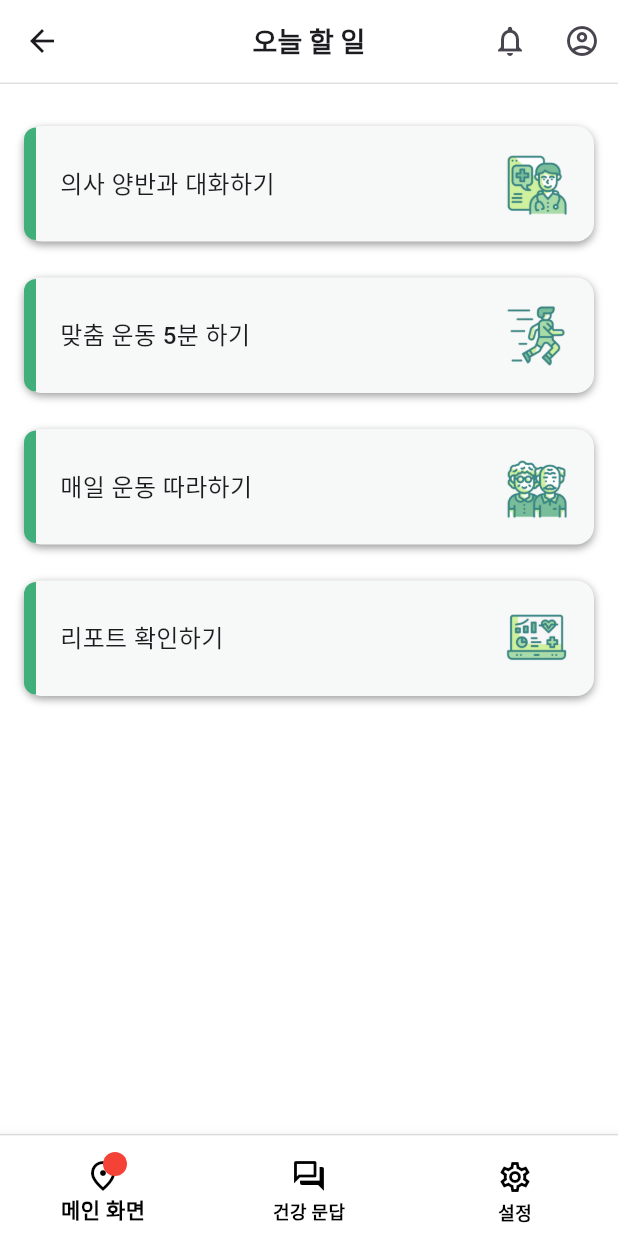
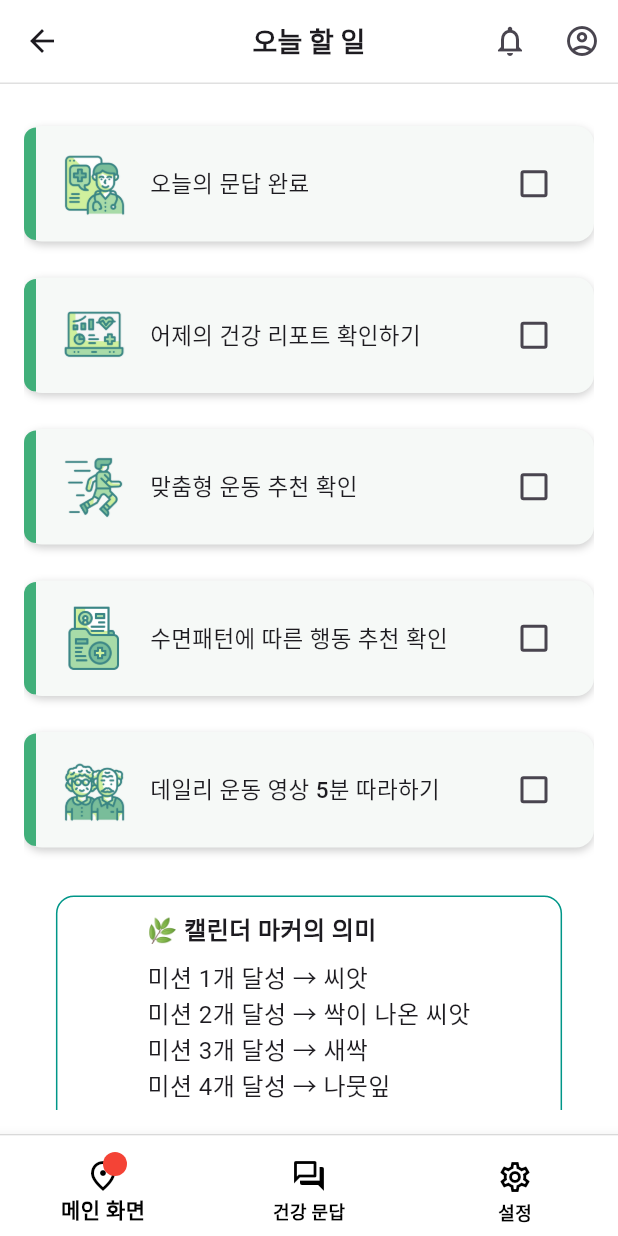
Before and after one commit to CapstonProduct/day_in_bloom_v1, a Flutter app: the screen it shows after launch, after a tap on an icon or button, on a phone screen of 412 x 824 dp. Run offline on Flutter 3.47's test engine with Material 3 defaults, Android fonts, the phone set to English and light mode, and no system bars; our stand-ins replace flutter_native_splash, go_router, table_calendar, youtube_player_flutter.

Commit message:
Fix: Add flower phase image on calendar & add checkbox and marker explanation in mission screen

```diff
--- a/lib/features/mission/screen/mission_screen.dart
+++ b/lib/features/mission/screen/mission_screen.dart
@@ -11,11 +11,14 @@ class MissionScreen extends StatelessWidget {
       appBar: CustomAppBar(title: '오늘 할 일'),
       body: Padding(
         padding: const EdgeInsets.all(16.0),
-        child: ListView(
+        child: SingleChildScrollView(
+          physics: const BouncingScrollPhysics(),
+          child: Column(
+            mainAxisSize: MainAxisSize.min,
             children: [
               _buildSettingOption(
                 context,
-              title: '의사 양반과 대화하기',
+                title: '오늘의 문답 완료',
                 imagePath: 'assets/mission_icon/doctor.png',
                 onTap: () {
                   context.go('/homeSetting/detail');
@@ -23,7 +26,15 @@ class MissionScreen extends StatelessWidget {
               ),
               _buildSettingOption(
                 context,
-              title: '맞춤 운동 5분 하기',
+                title: '어제의 건강 리포트 확인하기',
+                imagePath: 'assets/mission_icon/report.png',
+                onTap: () {
+                  context.go('/homeSetting/detail');
+                },
+              ),
+              _buildSettingOption(
+                context,
+                title: '맞춤형 운동 추천 확인',
                 imagePath: 'assets/mission_icon/runner.png',
                 onTap: () {
                   context.go('/homeSetting/detail');
@@ -31,21 +42,45 @@ class MissionScreen extends StatelessWidget {
               ),
               _buildSettingOption(
                 context,
-              title: '매일 운동 따라하기',
-              imagePath: 'assets/mission_icon/elderly.png',
+                title: '수면패턴에 따른 행동 추천 확인',
+                imagePath: 'assets/mission_icon/recommendation.png',
                 onTap: () {
                   context.go('/homeSetting/detail');
                 },
               ),
               _buildSettingOption(
                 context,
-              title: '리포트 확인하기',
-              imagePath: 'assets/mission_icon/report.png',
+                title: '데일리 운동 영상 5분 따라하기',
+                imagePath: 'assets/mission_icon/elderly.png',
                 onTap: () {
                   context.go('/homeSetting/detail');
                 },
               ),
+              const SizedBox(height: 20),
+              Container(
+                padding: const EdgeInsets.symmetric(horizontal: 60, vertical: 10),
+                decoration: BoxDecoration(
+                  color: Colors.white,
+                  border: Border.all(color: Colors.teal),
+                  borderRadius: BorderRadius.circular(12),
+                ),
+                child: Column(
+                  crossAxisAlignment: CrossAxisAlignment.start,
+                  children: [
+                    const Text(
+                      '🌿 캘린더 마커의 의미',
+                      style: TextStyle(fontSize: 16, fontWeight: FontWeight.bold),
+                    ),
+                    const SizedBox(height: 8),
+                    const Text(
+                      '미션 1개 달성 → 씨앗\n미션 2개 달성 → 싹이 나온 씨앗\n미션 3개 달성 → 새싹\n미션 4개 달성 → 나뭇잎\n미션 5개 달성 → 꽃',
+                      style: TextStyle(fontSize: 16),
+                    ),
                   ],
+                ),
+              ),
+            ],
+          ),
         ),
       ),
     );
@@ -57,16 +92,20 @@ class MissionScreen extends StatelessWidget {
     required String imagePath,
     required VoidCallback onTap,
   }) {
+    bool isChecked = false;
+
+    return StatefulBuilder(
+      builder: (context, setState) {
         return GestureDetector(
           onTap: onTap,
           child: Container(
             margin: const EdgeInsets.symmetric(vertical: 12),
             decoration: BoxDecoration(
-          color: Color(0xFFf6f9f7),
+              color: const Color(0xFFf6f9f7),
               borderRadius: BorderRadius.circular(12),
               boxShadow: [
                 BoxShadow(
-              color: Colors.grey,
+                  color: Colors.grey.withOpacity(0.5),
                   blurRadius: 4,
                   offset: const Offset(0, 2),
                 ),
@@ -78,7 +117,7 @@ class MissionScreen extends StatelessWidget {
                   width: 8,
                   height: 75,
                   decoration: BoxDecoration(
-                color: Color(0xFF41af7a),
+                    color: const Color(0xFF41af7a),
                     borderRadius: const BorderRadius.only(
                       topLeft: Radius.circular(12),
                       bottomLeft: Radius.circular(12),
@@ -87,26 +126,46 @@ class MissionScreen extends StatelessWidget {
                 ),
                 Expanded(
                   child: Padding(
-                padding: const EdgeInsets.symmetric(horizontal: 16, vertical: 16),
+                    padding: const EdgeInsets.symmetric(
+                        horizontal: 16, vertical: 16),
                     child: Row(
-                  mainAxisAlignment: MainAxisAlignment.spaceBetween,
                       children: [
-                    Text(
-                      title,
-                      style: TextStyle(fontSize: 16, fontWeight: FontWeight.w500),
-                    ),
                         Image.asset(
                           imagePath,
                           width: 45,
                           height: 45,
                         ),
-                  ],
+                        const SizedBox(width: 15),
+                        Expanded(
+                          child: Text(
+                            title,
+                            style: const TextStyle(
+                              fontSize: 15,
+                              fontWeight: FontWeight.w500,
                             ),
                           ),
                         ),
                       ],
                     ),
                   ),
+                ),
+                Padding(
+                  padding: const EdgeInsets.only(right: 16),
+                  child: Checkbox(
+                    value: isChecked,
+                    onChanged: (value) {
+                      setState(() {
+                        isChecked = value ?? false;
+                      });
+                    },
+                    activeColor: Colors.teal,
+                  ),
+                ),
+              ],
+            ),
+          ),
+        );
+      },
     );
   }
 }
--- a/lib/features/qna/screen/health_qna_screen.dart
+++ b/lib/features/qna/screen/health_qna_screen.dart
@@ -334,7 +334,7 @@ class _HealthQnaScreenState extends State<HealthQnaScreen> {
 
   void _showSubjectiveAnswerDialog() {
     TextEditingController controller = TextEditingController();
-    controller.text = _subjectiveAnswers[_currentQuestionIndex] ?? '';  // 이전 값 불러오기
+    controller.text = _subjectiveAnswers[_currentQuestionIndex] ?? '';
 
     showDialog(
       context: context,
@@ -346,7 +346,7 @@ class _HealthQnaScreenState extends State<HealthQnaScreen> {
         return AlertDialog(
           title: Text("기타 답변 입력"),
           content: Padding(
-            padding: const EdgeInsets.symmetric(horizontal: 20.0), // 좌우 패딩 추가
+            padding: const EdgeInsets.symmetric(horizontal: 20.0),
             child: TextField(
               controller: controller,
               decoration: InputDecoration(hintText: "답변을 입력해주세요."),
@@ -358,7 +358,7 @@ class _HealthQnaScreenState extends State<HealthQnaScreen> {
             TextButton(
               onPressed: () {
                 setState(() {
-                  _subjectiveAnswers[_currentQuestionIndex] = controller.text; // 답변 저장
+                  _subjectiveAnswers[_currentQuestionIndex] = controller.text;
                 });
                 Navigator.of(context).pop();
               },
--- a/lib/widgets/calendar.dart
+++ b/lib/widgets/calendar.dart
@@ -40,7 +40,7 @@ class _CalendarWidgetState extends State<CalendarWidget> {
       ),
       calendarBuilders: CalendarBuilders(
         defaultBuilder: (context, date, events) {
-          if (date.day % 5 == 4) {
+          if (date.day % 6 == 5) {
             return Center(
               child: Text(
                 '${date.day}',
@@ -65,11 +65,12 @@ class _CalendarWidgetState extends State<CalendarWidget> {
 
 String getImagePath(DateTime date) {
   const images = {
-    0: "assets/flower_phase/flower_phase1.png",
-    1: "assets/flower_phase/flower_phase2.png",
-    2: "assets/flower_phase/flower_phase3.png",
-    3: "assets/flower_phase/flower_phase4.png"
+    0: "assets/flower_phase/flower_phase0.png",
+    1: "assets/flower_phase/flower_phase1.png",
+    2: "assets/flower_phase/flower_phase2.png",
+    3: "assets/flower_phase/flower_phase3.png",
+    4: "assets/flower_phase/flower_phase4.png",
   };
 
-  return images[date.day % 5] ?? "";
+  return images[date.day % 6] ?? "";
 }
--- a/pubspec.yaml
+++ b/pubspec.yaml
@@ -80,6 +80,7 @@ flutter:
   # To add assets to your application, add an assets section, like this:
   assets:
     - assets/logo.png
+    - assets/flower_phase/flower_phase0.png
     - assets/flower_phase/flower_phase1.png
     - assets/flower_phase/flower_phase2.png
     - assets/flower_phase/flower_phase3.png
@@ -96,6 +97,7 @@ flutter:
     - assets/mission_icon/elderly.png
     - assets/mission_icon/report.png
     - assets/mission_icon/runner.png
+    - assets/mission_icon/recommendation.png
     - assets/setting_icon/account.png
     - assets/setting_icon/alarm_set.png
     - assets/setting_icon/alphabet.png
```
Also changed, not shown: assets/flower_phase/flower_phase0.png (added), assets/flower_phase/flower_phase1.png, assets/mission_icon/recommendation.png (added). Lines whose indentation alone changed are shown as unchanged.
